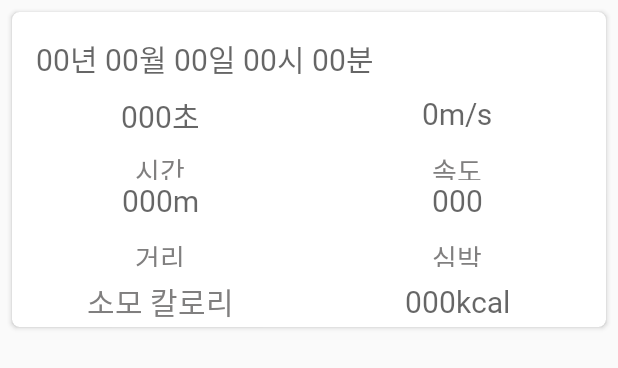
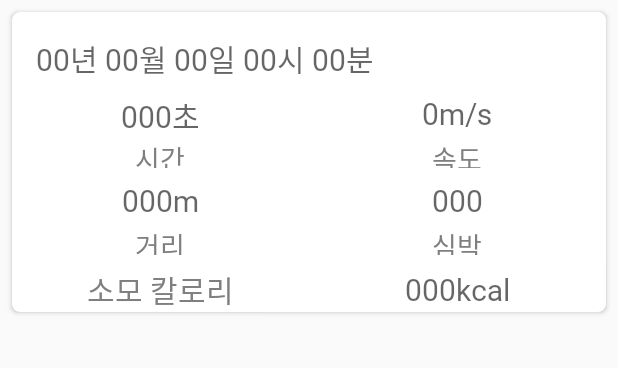
Before and after one commit to kin7274/Egometer, an Android app: the layout item_card.xml on its own in the app's theme, with its tools: preview values and no code run, on a phone screen of 412 x 824 dp. Shown: the top 368 px of the screen. Run offline under Robolectric (Android 15) with nearby library versions, the phone set to English and light mode, and no system bars.

Commit message:
수정
수정

```diff
--- a/app/src/main/java/com/example/elab_yang/egometer/activity/getDBActivity.java
+++ b/app/src/main/java/com/example/elab_yang/egometer/activity/getDBActivity.java
@@ -103,7 +103,7 @@ public class getDBActivity extends AppCompatActivity {
 
     public void set_setDB() {
         int cnt = lists.size();
-        Toast.makeText(getApplicationContext(), "cnt = " + cnt, Toast.LENGTH_SHORT).show();
+//        Toast.makeText(getApplicationContext(), "cnt = " + cnt, Toast.LENGTH_SHORT).show();
         sql = db.getWritableDatabase();
         db.onUpgrade(sql, 1, 2);
 
@@ -122,7 +122,7 @@ public class getDBActivity extends AppCompatActivity {
     public void setDB(String date, String time, String speed, String distance, String bpm, String kcal) {
         sql = db.getWritableDatabase();
 
-        sql.execSQL(String.format("INSERT INTO tb_egometer VALUES(null, '%s','%s초','%s','%s','%s','%s')", date, time, speed, distance, bpm, kcal));
+        sql.execSQL(String.format("INSERT INTO tb_egometer VALUES(null, '%s','%s','%s','%s','%s','%s')", date, time, speed, distance, bpm, kcal));
         sql.close();
     }
 
--- a/app/src/main/res/layout/device_item.xml
+++ b/app/src/main/res/layout/device_item.xml
@@ -68,7 +68,6 @@
                 android:scaleType="fitXY"
                 card_view:srcCompat="@drawable/ic_activity_tracks" />
 
-
             <ImageView
                 android:id="@+id/device_info_image"
                 android:layout_width="36dp"
@@ -76,7 +75,7 @@
                 android:layout_below="@id/device_image"
                 android:layout_marginBottom="8dp"
                 android:layout_marginEnd="0dp"
-                android:layout_marginStart="8dp"
+                android:layout_marginStart="4dp"
                 android:layout_marginTop="8dp"
                 android:layout_toEndOf="@id/device_action_show_activity_tracks"
                 android:background="?android:attr/selectableItemBackground"
--- a/app/src/main/res/layout/item_card.xml
+++ b/app/src/main/res/layout/item_card.xml
@@ -3,7 +3,7 @@
     xmlns:app="http://schemas.android.com/apk/res-auto"
     android:id="@+id/cardview"
     android:layout_width="match_parent"
-    android:layout_height="210dp"
+    android:layout_height="200dp"
     android:layout_margin="8dp"
     android:elevation="3dp"
     android:padding="16dp"
@@ -66,7 +66,6 @@
 
 
         <LinearLayout
-            android:layout_marginTop="8dp"
             android:layout_width="match_parent"
             android:layout_height="20dp"
             android:orientation="horizontal"
@@ -94,6 +93,7 @@
         </LinearLayout>
 
         <LinearLayout
+            android:layout_marginTop="8dp"
             android:layout_width="match_parent"
             android:layout_height="30dp"
             android:orientation="horizontal"
@@ -123,7 +123,6 @@
         </LinearLayout>
 
         <LinearLayout
-            android:layout_marginTop="8dp"
             android:layout_width="match_parent"
             android:layout_height="20dp"
             android:orientation="horizontal"
```
Also changed, not shown: app/src/main/java/com/example/elab_yang/egometer/activity/IndoorBikeResultActivity.java (+4 -4 lines).
